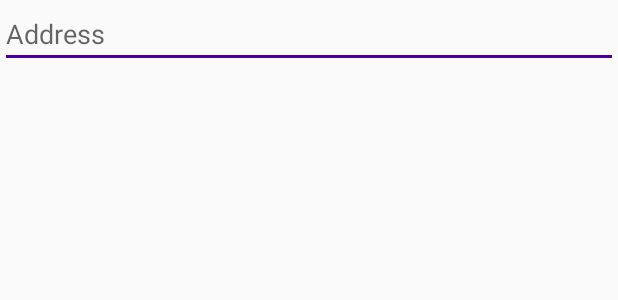
After one commit to eduasinco/ComeAqui, an Android app: the layout fragment_autocomplete_location.xml on its own in the app's theme, with its tools: preview values and no code run, on a phone screen of 412 x 824 dp. The commit adds this screen. Shown: the top 300 px of the screen. Run offline under Robolectric (Android 15) with nearby library versions, the phone set to English and light mode, and no system bars; Roboto replaces fonts that are not available here.

Commit message:
creating Location Autocomplete

```diff
--- a/app/build.gradle
+++ b/app/build.gradle
@@ -66,4 +66,7 @@ dependencies {
     implementation 'com.hbb20:ccp:2.2.5'
 
     implementation 'com.github.joielechong:countrycodepicker:2.3.0'
+
+    implementation 'com.google.android.gms:play-services-location:16.0.0'
+
 }
--- a/app/src/main/java/com/example/eduardorodriguez/comeaqui/eat/MapFragment.java
+++ b/app/src/main/java/com/example/eduardorodriguez/comeaqui/eat/MapFragment.java
@@ -18,6 +18,7 @@ import android.widget.TextView;
 import com.bumptech.glide.Glide;
 import com.example.eduardorodriguez.comeaqui.*;
 import com.example.eduardorodriguez.comeaqui.R;
+import com.example.eduardorodriguez.comeaqui.food.AddFoodActivity;
 import com.example.eduardorodriguez.comeaqui.profile.orders.OrderObject;
 import com.example.eduardorodriguez.comeaqui.server.GetAsyncTask;
 import com.example.eduardorodriguez.comeaqui.server.PostAsyncTask;
@@ -329,7 +330,7 @@ public class MapFragment extends Fragment {
         });
         myFab.setOnClickListener(new View.OnClickListener() {
             public void onClick(View v) {
-                Intent addFood = new Intent(getActivity(), AddGoFoodActivity.class);
+                Intent addFood = new Intent(getActivity(), AddFoodActivity.class);
                 getActivity().startActivity(addFood);
             }
         });
--- a/app/src/main/java/com/example/eduardorodriguez/comeaqui/profile/settings/MyPlacesAutocompleteRecyclerViewAdapter.java
+++ b/app/src/main/java/com/example/eduardorodriguez/comeaqui/profile/settings/MyPlacesAutocompleteRecyclerViewAdapter.java
@@ -6,6 +6,7 @@ import android.view.View;
 import android.view.ViewGroup;
 import android.widget.TextView;
 
+import com.example.eduardorodriguez.comeaqui.AutocompleteLocationFragment;
 import com.example.eduardorodriguez.comeaqui.profile.settings.PlacesAutocompleteFragment.OnListFragmentInteractionListener;
 import com.example.eduardorodriguez.comeaqui.R;
 import com.example.eduardorodriguez.comeaqui.dummy.DummyContent.DummyItem;
@@ -46,7 +47,7 @@ public class MyPlacesAutocompleteRecyclerViewAdapter extends RecyclerView.Adapte
         holder.mView.setOnClickListener(new View.OnClickListener() {
             @Override
             public void onClick(View v) {
-                SettingsActivity.setAddress(holder.contentView.getText().toString(), mValues.get(pos)[1]);
+                AutocompleteLocationFragment.setAddress(holder.contentView.getText().toString(), mValues.get(pos)[1]);
             }
         });
     }
--- /dev/null
+++ b/app/src/main/res/layout/fragment_autocomplete_location.xml
@@ -0,0 +1,31 @@
+<?xml version="1.0" encoding="utf-8"?>
+<FrameLayout xmlns:android="http://schemas.android.com/apk/res/android"
+             xmlns:app="http://schemas.android.com/apk/res-auto" xmlns:tools="http://schemas.android.com/tools"
+             android:layout_width="match_parent"
+             android:layout_height="match_parent"
+             tools:context=".AutocompleteLocationFragment">
+    <android.support.constraint.ConstraintLayout
+            android:layout_width="match_parent"
+            android:layout_height="match_parent">
+
+        <EditText
+                android:layout_width="0dp"
+                android:layout_height="wrap_content"
+                android:inputType="textPersonName"
+                android:ems="10"
+                android:id="@+id/address"
+                app:layout_constraintStart_toStartOf="parent"
+                app:layout_constraintEnd_toEndOf="parent"
+                android:hint="Address"
+                app:layout_constraintTop_toTopOf="parent"/>
+        <FrameLayout
+                android:id="@+id/container"
+                android:name="com.gdevelopers.movies.movies.FragmentMoreMovies"
+                android:layout_width="0dp"
+                app:layout_behavior="@string/appbar_scrolling_view_behavior"
+                app:layout_constraintStart_toStartOf="parent"
+                app:layout_constraintEnd_toEndOf="parent"
+                app:layout_constraintHorizontal_bias="0.0"
+                app:layout_constraintTop_toBottomOf="@+id/address" android:layout_height="wrap_content"/>
+    </android.support.constraint.ConstraintLayout>
+</FrameLayout>
```
Also changed, not shown: app/src/main/java/com/example/eduardorodriguez/comeaqui/AutocompleteLocationFragment.java (added, +188 -0 lines), app/src/main/java/com/example/eduardorodriguez/comeaqui/food/AddFoodActivity.java (+10 -5 lines), app/src/main/java/com/example/eduardorodriguez/comeaqui/profile/settings/SettingsActivity.java (+5 -64 lines), app/src/main/res/layout/activity_add_food.xml (+9 -22 lines), app/src/main/res/layout/activity_settings.xml (+9 -30 lines).
